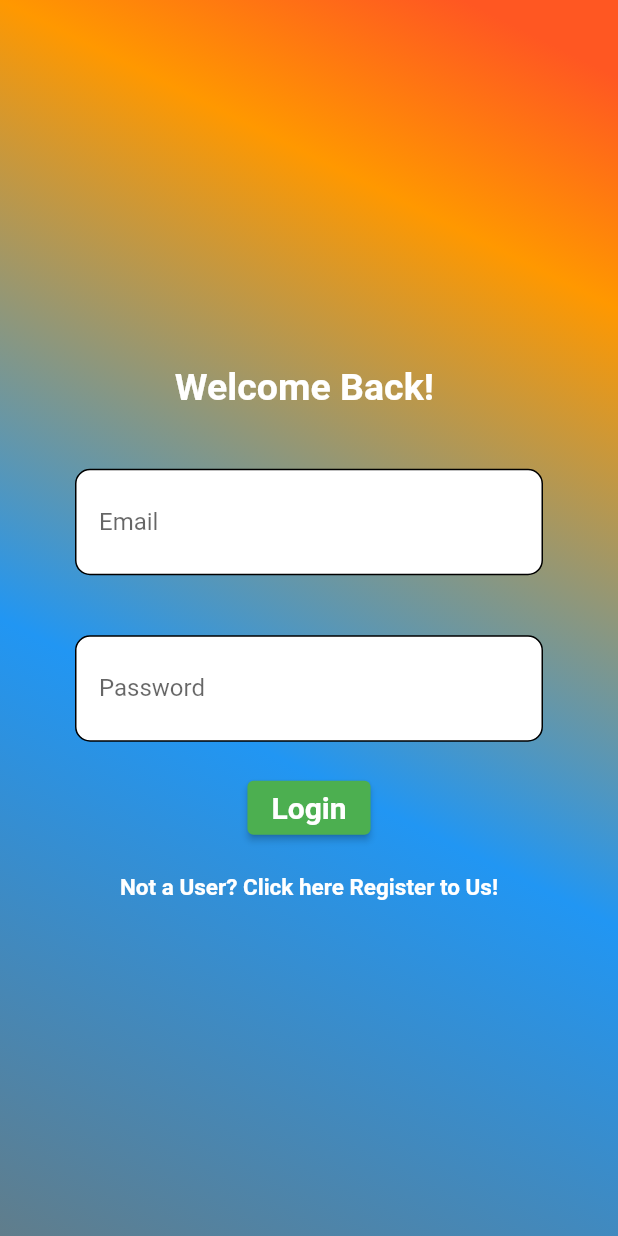
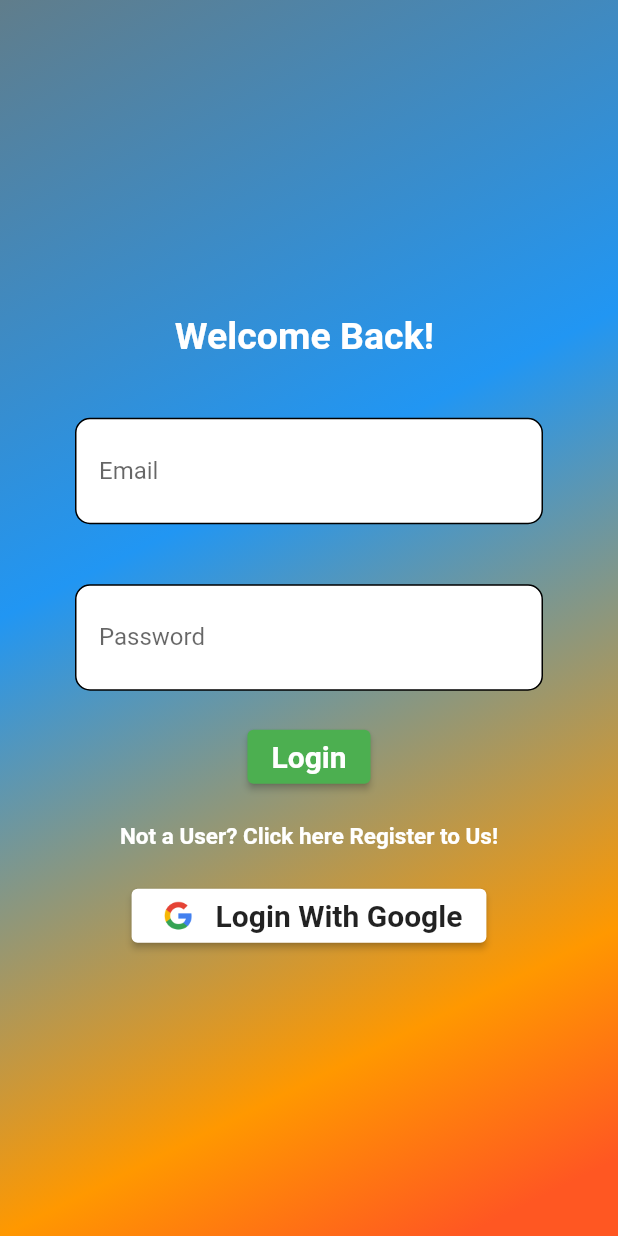
Before and after one commit to Sumit401/go_grocery_firebase_flutter, a Flutter app: the screen it shows after launch, after a tap on "Already Registered? Click here to Login", on a phone screen of 412 x 824 dp. Run offline on Flutter 3.47's test engine with Material 2 defaults, Android fonts, the phone set to English and light mode, and no system bars; our stand-ins replace cloud_firestore, firebase_auth, firebase_core, fluttertoast; accounts and stored records are empty; network calls fail.

Commit message:
Version 1.0

```diff
--- a/lib/login.dart
+++ b/lib/login.dart
@@ -28,8 +28,8 @@ class _loginState extends State<login> {
         height: MediaQuery.of(context).size.height,
         decoration: const BoxDecoration(
             gradient: LinearGradient(
-                begin: Alignment.topRight,
-                end: Alignment.bottomLeft,
+                begin: Alignment.bottomRight,
+                end: Alignment.topLeft,
                 stops: [
               0.05,
               0.2,
@@ -54,7 +54,7 @@ class _loginState extends State<login> {
               children: [
                 Container(
                   margin: EdgeInsets.symmetric(vertical: 20),
-                  child: Text("Welcome Back! ",
+                  child: const Text("Welcome Back! ",
                       style: TextStyle(
                           fontSize: 25,
                           fontWeight: FontWeight.bold,
@@ -68,7 +68,7 @@ class _loginState extends State<login> {
                       borderRadius: BorderRadius.circular(10),
                       color: Colors.white),
                   child: TextFormField(
-                    decoration: InputDecoration(
+                    decoration: const InputDecoration(
                         labelText: "Email", border: InputBorder.none),
                     onChanged: (value) {
                       email = value;
@@ -83,7 +83,7 @@ class _loginState extends State<login> {
                       borderRadius: BorderRadius.circular(10),
                       color: Colors.white),
                   child: TextFormField(
-                    decoration: InputDecoration(
+                    decoration: const InputDecoration(
                         labelText: "Password", border: InputBorder.none),
                     onChanged: (value) {
                       password = value;
@@ -114,7 +114,7 @@ class _loginState extends State<login> {
                       );
                     },
                     child: Text("Login"),
-                    style: ButtonStyle(
+                    style: const ButtonStyle(
                         backgroundColor: MaterialStatePropertyAll(Colors.green),
                         textStyle: MaterialStatePropertyAll(TextStyle(
                             fontSize: 20, fontWeight: FontWeight.bold)))),
@@ -125,14 +125,46 @@ class _loginState extends State<login> {
                   },
                   child: Container(
                     margin: EdgeInsets.only(top: 20),
-                    child: Center(
+                    child: const Center(
                         child: Text("Not a User? Click here Register to Us!",
                             style: TextStyle(
                                 color: Colors.white,
                                 fontWeight: FontWeight.w700,
                                 fontSize: 15))),
                   ),
-                )
+                ),
+                Container(
+                  margin: EdgeInsets.only(top: 20),
+                  child: Row(
+                    mainAxisAlignment: MainAxisAlignment.center,
+                    children: [
+                      ElevatedButton(
+                        onPressed: () {},
+                        style: const ButtonStyle(
+                            backgroundColor:
+                                MaterialStatePropertyAll(Colors.white),),
+                        child: Row(
+                          mainAxisAlignment: MainAxisAlignment.center,
+                          children: [
+                            Image.asset(
+                              "assets/images/google_logo.png",
+                              width: 30,
+                              height: 30,
+                            ),
+                            SizedBox(width: 10),
+                            Text(
+                              "Login With Google",
+                              style: TextStyle(
+                                  color: Colors.black87,
+                                  fontWeight: FontWeight.w600,
+                                  fontSize: 20),
+                            ),
+                          ],
+                        ),
+                      ),
+                    ],
+                  ),
+                ),
               ],
             ),
           ),
--- a/lib/register.dart
+++ b/lib/register.dart
@@ -136,7 +136,39 @@ class _registerState extends State<register> {
                                 fontWeight: FontWeight.w700,
                                 fontSize: 15))),
                   ),
-                )
+                ),
+                Container(
+                  margin: EdgeInsets.only(top: 20),
+                  child: Row(
+                    mainAxisAlignment: MainAxisAlignment.center,
+                    children: [
+                      ElevatedButton(
+                        onPressed: () {},
+                        style: const ButtonStyle(
+                            shape: MaterialStatePropertyAll(CircleBorder()),
+                            backgroundColor:
+                                MaterialStatePropertyAll(Colors.white)),
+                        child: Row(
+                          mainAxisAlignment: MainAxisAlignment.center,
+                          children: [
+                            Image.asset(
+                              "assets/images/google_logo.png",
+                              width: 50,
+                              height: 50,
+                            ),
+                            /*SizedBox(width: 10),
+                        Text(
+                          "Login With Google",
+                          style: TextStyle(
+                              color: Colors.black87,
+                              fontWeight: FontWeight.w600,
+                              fontSize: 20),)*/
+                          ],
+                        ),
+                      ),
+                    ],
+                  ),
+                ),
               ],
             ),
           ),
--- a/pubspec.yaml
+++ b/pubspec.yaml
@@ -41,6 +41,7 @@ dependencies:
   google_sign_in: ^5.4.2
   cloud_firestore: ^4.2.0
   fluttertoast: ^8.1.1
+  font_awesome_flutter: ^10.3.0
 
 dev_dependencies:
   flutter_test:
@@ -66,8 +67,8 @@ flutter:
   uses-material-design: true
 
   # To add assets to your application, add an assets section, like this:
-  # assets:
-  #   - images/a_dot_burr.jpeg
+  assets:
+     - assets/images/
   #   - images/a_dot_ham.jpeg
 
   # An image asset can refer to one or more resolution-specific "variants", see
```
Also changed, not shown: assets/images/google_logo.png (added), pubspec.lock.
